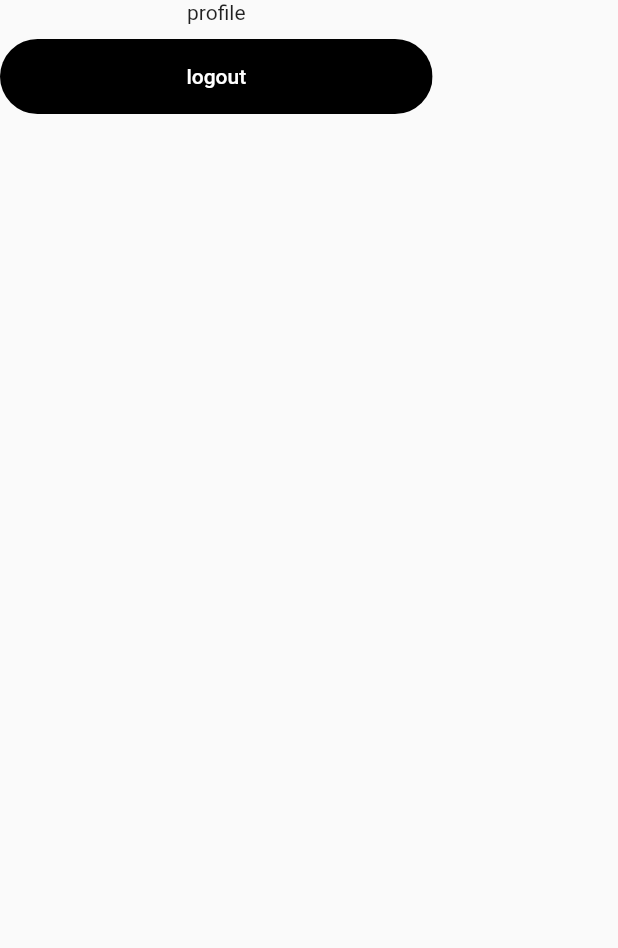
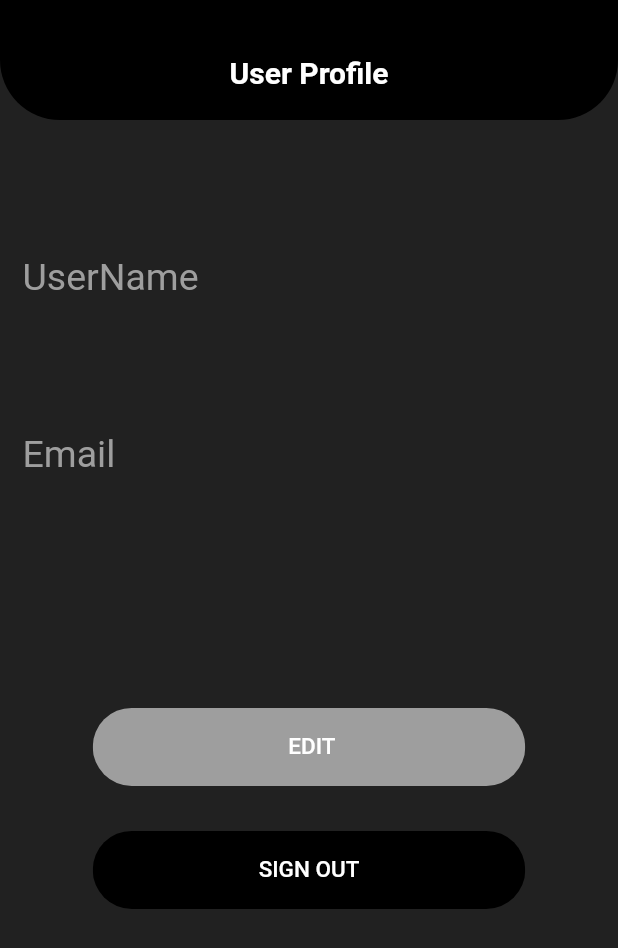
Before and after one commit to ghassenWalha/flutter-ecommerce-project, a Flutter app: the Profile widget shown alone on an empty page, opened directly, on a phone screen of 412 x 824 dp. Shown: the top 948 px of the screen. Run offline on Flutter 3.47's test engine with Material 2 defaults, Android fonts, the phone set to English and light mode, and no system bars; our stand-ins replace custom_navigation_bar, flutter_icons, font_awesome_flutter, image_picker, jwt_decoder, shared_preferences; accounts and stored records are empty; network calls fail.

```diff
--- a/lib/main.dart
+++ b/lib/main.dart
@@ -1,5 +1,5 @@
-
 import 'package:flutter/material.dart';
+import 'package:flutter_ecommerce_project/views/screens/update_profile_screen.dart';
 
 import 'package:flutter_ecommerce_project/views/widgets/category_filter.dart';
 
@@ -29,6 +29,7 @@ class MyApp extends StatelessWidget {
         // When navigating to the "/second" route, build the SecondScreen widget.
         '/product_details_screen': (context) => ProductPage(),
         '/category_filter': (context) => CategoryFilter(),
+        '/update_profile_screen': (context) => UpdateProfile()
       },
       debugShowCheckedModeBanner: false,
       theme: ThemeData(
@@ -40,6 +41,4 @@ class MyApp extends StatelessWidget {
       // ),
     );
   }
-
-
 }
--- a/lib/views/screens/profile_screen.dart
+++ b/lib/views/screens/profile_screen.dart
@@ -1,161 +1,140 @@
 import 'package:flutter/material.dart';
-import 'package:flutter_ecommerce_project/views/screens/login.dart';
 import 'package:flutter_ecommerce_project/views/widgets/rounded_button.dart';
 import 'package:flutter_ecommerce_project/views/widgets/rounded_input_field.dart';
+import 'package:jwt_decoder/jwt_decoder.dart';
 import 'package:shared_preferences/shared_preferences.dart';
 
 class Profile extends StatelessWidget {
   @override
   Widget build(BuildContext context) {
-    return Scaffold(
-        body: Column(children: [
-      Text("profile"),
-      Container(
-          child: RoundedButton(
-        text: "logout",
-        color: Colors.black,
-        press: () async {
-          final SharedPreferences prefs = await SharedPreferences.getInstance();
-          prefs.remove("token");
-          prefs.remove("email");
-          prefs.remove("username");
-          Navigator.pushNamed(context, "/");
-        },
-      ))
-    ]));
+    Future<SharedPreferences> prefs = SharedPreferences.getInstance();
+    Size size = MediaQuery.of(context).size;
+    Map decodedToken;
+    String token;
+    return FutureBuilder(
+        future: prefs,
+        builder:
+            (BuildContext context, AsyncSnapshot<SharedPreferences> snapshot) {
+          if (snapshot.hasData) {
+            token = snapshot.data.getString("token");
+
+            if (token != null) {
+              decodedToken = JwtDecoder.decode(token);
             }
           }
-
-/*  Size size = MediaQuery.of(context).size;
-
-    Future<SharedPreferences> prefs = SharedPreferences.getInstance();
-
-    TextEditingController emailContoller;
-    TextEditingController nameContoller;
-
-
-      print(value.getString("email"));
-      print(value.getString("username"));
-
-      emailContoller = TextEditingController(text: value.getString("email"));
-      nameContoller = TextEditingController(text: value.getString("username"));
-
-
-
-
-    return /FutureBuilder<SharedPreferences>(future:prefs ,builder: null) Scaffold(
-      body: Container(
-        width: double.infinity,
+          return Container(
+              width: size.width,
+              height: size.height,
+              decoration: BoxDecoration(color: Colors.black87),
+              child: Column(children: [
+                Container(
+                  width: size.width,
+                  height: 80,
+                  alignment: Alignment.bottomCenter,
                   decoration: BoxDecoration(
-          gradient: LinearGradient(begin: Alignment.topCenter, colors: [
-            Colors.orange[800],
-            Colors.orange[700],
-            Colors.orange[300]
-          ]),
-        ),
-        child: Column(
-          crossAxisAlignment: CrossAxisAlignment.start,
-          children: <Widget>[
-            SizedBox(
-              height: size.height * 0.05,
-            ),
-            Padding(
-              padding: EdgeInsets.all(20),
-              child: Column(
-                crossAxisAlignment: CrossAxisAlignment.start,
-                children: <Widget>[
-                  Text(
-                    "Profile",
+                      color: Colors.black,
+                      borderRadius: BorderRadius.only(
+                          bottomLeft: Radius.circular(40),
+                          bottomRight: Radius.circular(40)),
+                      shape: BoxShape.rectangle),
+                  child: Padding(
+                      padding: EdgeInsets.only(bottom: 20),
+                      child: Text(
+                        "User Profile",
                         style: TextStyle(
                             color: Colors.white,
-                        fontSize: 40,
+                            fontSize: 20,
                             fontWeight: FontWeight.bold),
-                  ),
-                  SizedBox(
-                    height: 10,
-                  ),
-                ],
-              ),
-            ),
-            SizedBox(
-              height: size.height * 0.04,
+                      )),
                 ),
                 Expanded(
                     child: Container(
-                decoration: BoxDecoration(
-                    color: Colors.white,
-                    borderRadius: BorderRadius.only(
-                        topLeft: Radius.circular(50),
-                        topRight: Radius.circular(50))),
                         child: Padding(
-                    padding: EdgeInsets.all(30),
-                    child: SingleChildScrollView(
-                      child: Column(
-                        children: <Widget>[
+                            padding:
+                                EdgeInsets.only(top: 80, left: 15, right: 15),
+                            child: Column(children: <Widget>[
                               Container(
                                 child: Column(
                                   children: <Widget>[
-                                Align(
+                                    Padding(
+                                        padding:
+                                            EdgeInsets.symmetric(vertical: 10),
+                                        child: Align(
                                           alignment: Alignment.topLeft,
                                           child: Text(
                                             "UserName",
                                             style: TextStyle(
-                                        color: Colors.black,
-                                        fontSize: 30,
-                                        fontWeight: FontWeight.bold),
+                                                color: Colors.grey,
+                                                fontSize: 25),
                                           ),
+                                        )),
+                                    Padding(
+                                        padding:
+                                            EdgeInsets.symmetric(vertical: 20),
+                                        child: Align(
+                                          alignment: Alignment.center,
+                                          child: Text(
+                                            decodedToken["name"],
+                                            style: TextStyle(
+                                                color: Colors.white,
+                                                fontSize: 25),
                                           ),
-                                RoundedInputField(
-                                  controller: nameContoller,
-                                  onChanged: (value) {},
-                                ),
-                                Align(
+                                        )),
+                                    Padding(
+                                        padding:
+                                            EdgeInsets.symmetric(vertical: 10),
+                                        child: Align(
                                           alignment: Alignment.topLeft,
                                           child: Text(
                                             "Email",
                                             style: TextStyle(
-                                        color: Colors.black,
-                                        fontSize: 30,
-                                        fontWeight: FontWeight.bold),
+                                              color: Colors.grey,
+                                              fontSize: 25,
                                             ),
                                           ),
-                                RoundedInputField(
-                                  controller: emailContoller,
-                                  onChanged: (value) {},
+                                        )),
+                                    Padding(
+                                        padding:
+                                            EdgeInsets.symmetric(vertical: 20),
+                                        child: Align(
+                                          alignment: Alignment.center,
+                                          child: Text(
+                                            decodedToken["email"],
+                                            style: TextStyle(
+                                                color: Colors.white,
+                                                fontSize: 25),
                                           ),
+                                        )),
                                     SizedBox(
-                                  height: size.height * 0.01,
+                                      height: size.height * 0.08,
                                     ),
                                   ],
                                 ),
                               ),
                               Container(
                                   child: RoundedButton(
-                            text: "update",
-                            color: Colors.orange,
-                            press: () async {},
+                                text: " EDIT",
+                                color: Colors.grey,
+                                press: () {
+                                  Navigator.pushNamed(
+                                      context, "/update_profile_screen",
+                                      arguments: decodedToken);
+                                },
                               )),
                               Container(
+                                  padding: EdgeInsets.only(top: 10),
                                   child: RoundedButton(
-                            text: "logout",
+                                    text: "SIGN OUT",
                                     color: Colors.black,
                                     press: () async {
                                       final SharedPreferences prefs =
                                           await SharedPreferences.getInstance();
                                       prefs.remove("token");
-                              prefs.remove("email");
-                              prefs.remove("username");
                                       Navigator.pushNamed(context, "/");
                                     },
                                   ))
-                        ],
-                      ),
-                    )),
-              ),
-            ),
-          ],
-        ),
-      ),
-    );
+                            ]))))
+              ]));
+        });
   }
-}*/
+}
--- a/lib/views/screens/registration.dart
+++ b/lib/views/screens/registration.dart
@@ -136,9 +136,7 @@ class _RegistartionScreenState extends State<RegistartionScreen> {
                               child: Text(
                                 "Account",
                                 style: TextStyle(
-                                    color: Colors.black,
-                                    fontSize: 30,
-                                    fontWeight: FontWeight.bold),
+                                    color: Colors.black, fontSize: 30),
                               ),
                             ),
                             (errorMessage != null)
--- a/lib/views/widgets/rounded_button.dart
+++ b/lib/views/widgets/rounded_button.dart
@@ -26,7 +26,7 @@ class RoundedButton extends StatelessWidget {
           onPressed: press,
           child: Text(
             text,
-            style: TextStyle(color: textColor),
+            style: TextStyle(color: textColor, fontSize: 15),
           ),
         ),
       ),
```
Also changed, not shown: lib/views/screens/my_home_page.dart (+15 -7 lines), lib/views/screens/update_profile_screen.dart (added, +124 -0 lines), lib/views/widgets/custom_appbar.dart (added, +87 -0 lines). Lines whose indentation alone changed are shown as unchanged.
